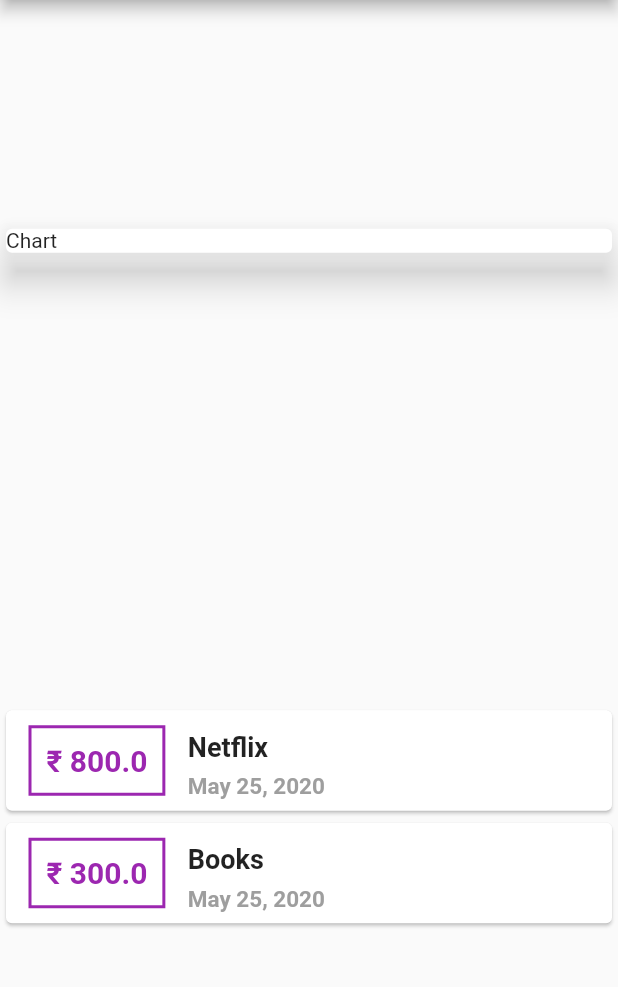
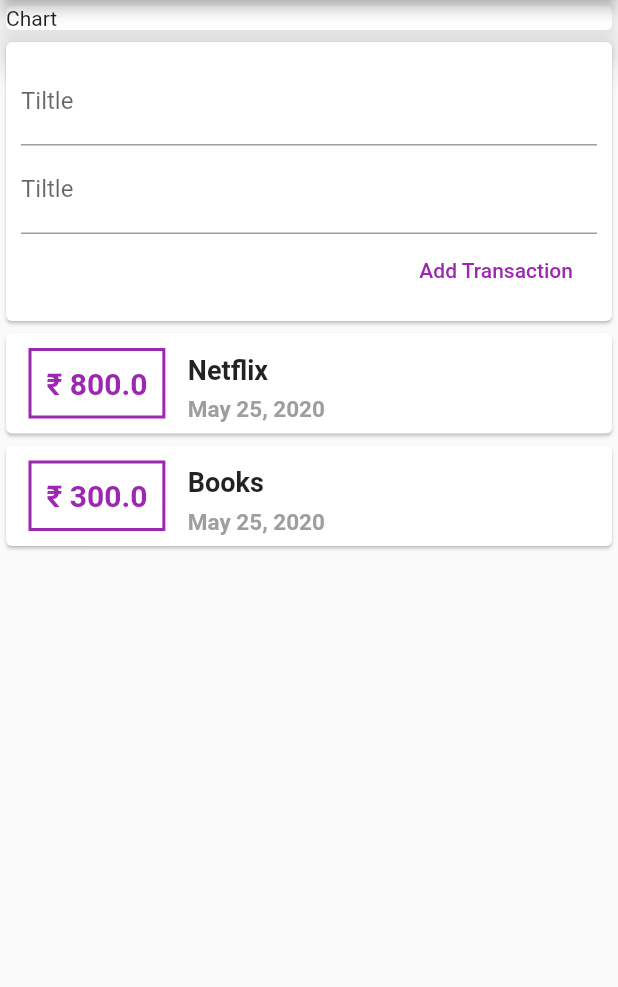
Before and after one commit to harshthakur066/Expense-Manager--Flutter, a Flutter app: the screen it shows after launch, on a phone screen of 412 x 824 dp, the part 84-1071 px from its top. Run offline on Flutter 3.47's test engine with Material 2 defaults, Android fonts, the phone set to English and light mode, and no system bars.

Commit message:
added input fields and submit button

```diff
--- a/lib/main.dart
+++ b/lib/main.dart
@@ -29,6 +29,8 @@ class MyHomePage extends StatelessWidget {
       date: DateTime.now(),
     ),
   ];
+  String titleInput;
+  String amountInput;
 
   @override
   Widget build(BuildContext context) {
@@ -37,7 +39,7 @@ class MyHomePage extends StatelessWidget {
         title: Text('Expense Manager'),
       ),
       body: Column(
-        mainAxisAlignment: MainAxisAlignment.spaceAround,
+        // mainAxisAlignment: MainAxisAlignment.spaceAround,
         crossAxisAlignment: CrossAxisAlignment.stretch,
         children: <Widget>[
           Container(
@@ -45,6 +47,29 @@ class MyHomePage extends StatelessWidget {
             child: Card(
               child: Text('Chart'),
               elevation: 10,
+            ),
+          ),
+          Card(
+            child: Container(
+              padding: EdgeInsets.all(10),
+              child: Column(
+                crossAxisAlignment: CrossAxisAlignment.end,
+                children: <Widget>[
+                  TextField(
+                    decoration: InputDecoration(labelText: 'Tiltle'),
+                    onChanged: (val) => {titleInput = val},
+                  ),
+                  TextField(
+                    decoration: InputDecoration(labelText: 'Tiltle'),
+                    onChanged: (val) => {amountInput = val},
+                  ),
+                  FlatButton(
+                    child: Text('Add Transaction'),
+                    textColor: Colors.purple,
+                    onPressed: () {},
+                  ),
+                ],
+              ),
             ),
           ),
           Column(
```
